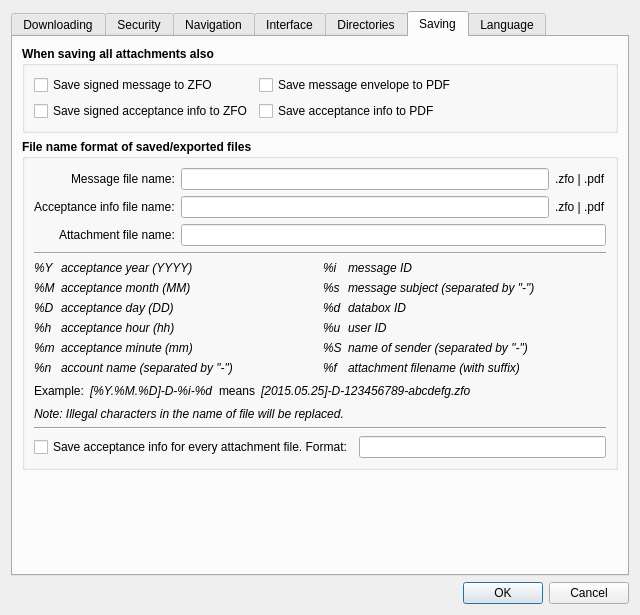
psakar/datovka, file src/gui/ui/dlg_preferences.ui: the form before one commit.
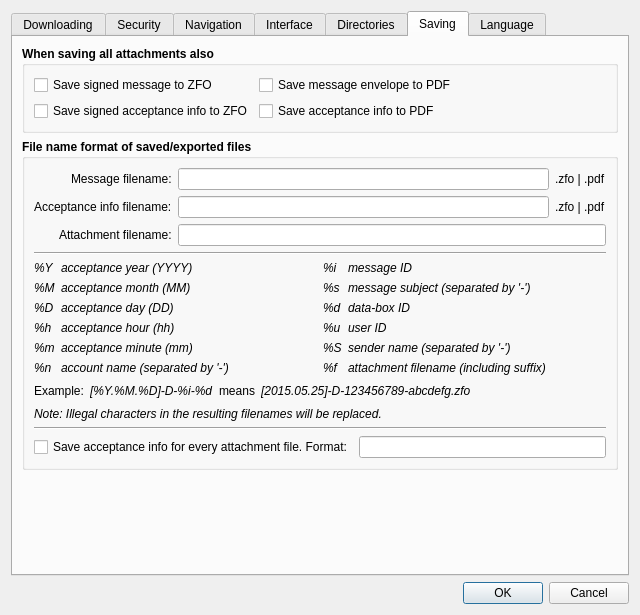
The form after the commit. The open tabs and pages were chosen to show the change. Icons and pictures are not drawn.

```diff
--- a/src/gui/ui/dlg_preferences.ui
+++ b/src/gui/ui/dlg_preferences.ui
@@ -1326,7 +1326,7 @@
                </font>
               </property>
               <property name="text">
-               <string>Message file name:</string>
+               <string>Message filename:</string>
               </property>
              </widget>
             </item>
@@ -1366,7 +1366,7 @@
                </font>
               </property>
               <property name="text">
-               <string>Acceptance info file name:</string>
+               <string>Acceptance info filename:</string>
               </property>
              </widget>
             </item>
@@ -1379,7 +1379,7 @@
                </font>
               </property>
               <property name="text">
-               <string>Attachment file name:</string>
+               <string>Attachment filename:</string>
               </property>
              </widget>
             </item>
@@ -1601,7 +1601,7 @@
                  </font>
                 </property>
                 <property name="text">
-                 <string>account name (separated by &quot;-&quot;)</string>
+                 <string>account name (separated by '-')</string>
                 </property>
                </widget>
               </item>
@@ -1675,7 +1675,7 @@
                  </font>
                 </property>
                 <property name="text">
-                 <string>message subject (separated by &quot;-&quot;)</string>
+                 <string>message subject (separated by '-')</string>
                 </property>
                </widget>
               </item>
@@ -1689,7 +1689,7 @@
                  </font>
                 </property>
                 <property name="text">
-                 <string>databox ID</string>
+                 <string>data-box ID</string>
                 </property>
                </widget>
               </item>
@@ -1717,7 +1717,7 @@
                  </font>
                 </property>
                 <property name="text">
-                 <string>attachment filename (with suffix)</string>
+                 <string>attachment filename (including suffix)</string>
                 </property>
                </widget>
               </item>
@@ -1759,7 +1759,7 @@
                  </font>
                 </property>
                 <property name="text">
-                 <string>name of sender (separated by &quot;-&quot;)</string>
+                 <string>sender name (separated by '-')</string>
                 </property>
                </widget>
               </item>
@@ -1864,7 +1864,7 @@
              </font>
             </property>
             <property name="text">
-             <string>Note: Illegal characters in the name of file will be replaced.</string>
+             <string>Note: Illegal characters in the resulting filenames will be replaced.</string>
             </property>
            </widget>
           </item>
```
